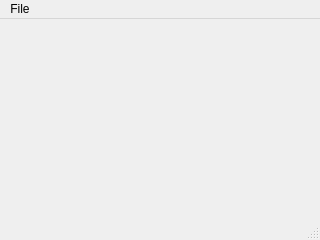
Above: ElysianVMU/qtcreator/ElysianVMU/gyro_vmu_main_window.ui from gyrovorbis/elysian-shadows before the change. Below: the same form after it.
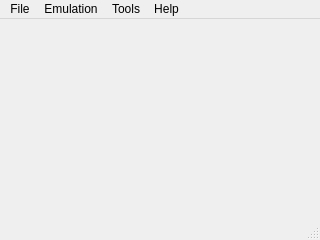
That is the form after the change. Icons and pictures are not drawn.

What changed in the file:
```diff
--- a/ElysianVMU/qtcreator/ElysianVMU/gyro_vmu_main_window.ui
+++ b/ElysianVMU/qtcreator/ElysianVMU/gyro_vmu_main_window.ui
@@ -44,11 +44,45 @@
     <addaction name="actionLoad_State"/>
     <addaction name="actionAbout"/>
     <addaction name="actionReset"/>
-    <addaction name="actionScreenshot"/>
+    <addaction name="separator"/>
+    <addaction name="actionQuit"/>
+   </widget>
+   <widget class="QMenu" name="menuEmulation">
+    <property name="title">
+     <string>Emulation</string>
+    </property>
+    <widget class="QMenu" name="menuSerial_Communications">
+     <property name="title">
+      <string>Serial Communications</string>
+     </property>
+     <addaction name="actionQuick_Connect"/>
+     <addaction name="actionTCP_Connection_Manager"/>
+    </widget>
     <addaction name="actionEmulate_Audio"/>
+    <addaction name="actionEnable_Low_Battery"/>
+    <addaction name="actionConfigure_Input_Devices"/>
+    <addaction name="menuSerial_Communications"/>
+    <addaction name="separator"/>
+   </widget>
+   <widget class="QMenu" name="menuTools">
+    <property name="title">
+     <string>Tools</string>
+    </property>
+    <addaction name="actionScreenshot"/>
     <addaction name="actionDump_Icons"/>
+    <addaction name="actionDump_Eyecatch"/>
+    <addaction name="actionView_Log"/>
+   </widget>
+   <widget class="QMenu" name="menuHelp">
+    <property name="title">
+     <string>Help</string>
+    </property>
+    <addaction name="actionAbout"/>
    </widget>
    <addaction name="menuFile"/>
+   <addaction name="menuEmulation"/>
+   <addaction name="menuTools"/>
+   <addaction name="menuHelp"/>
   </widget>
   <widget class="QStatusBar" name="statusbar"/>
   <action name="actionLoad_ROM">
```
Left out of the diff: 57 changed lines with no effect on the pictures.
